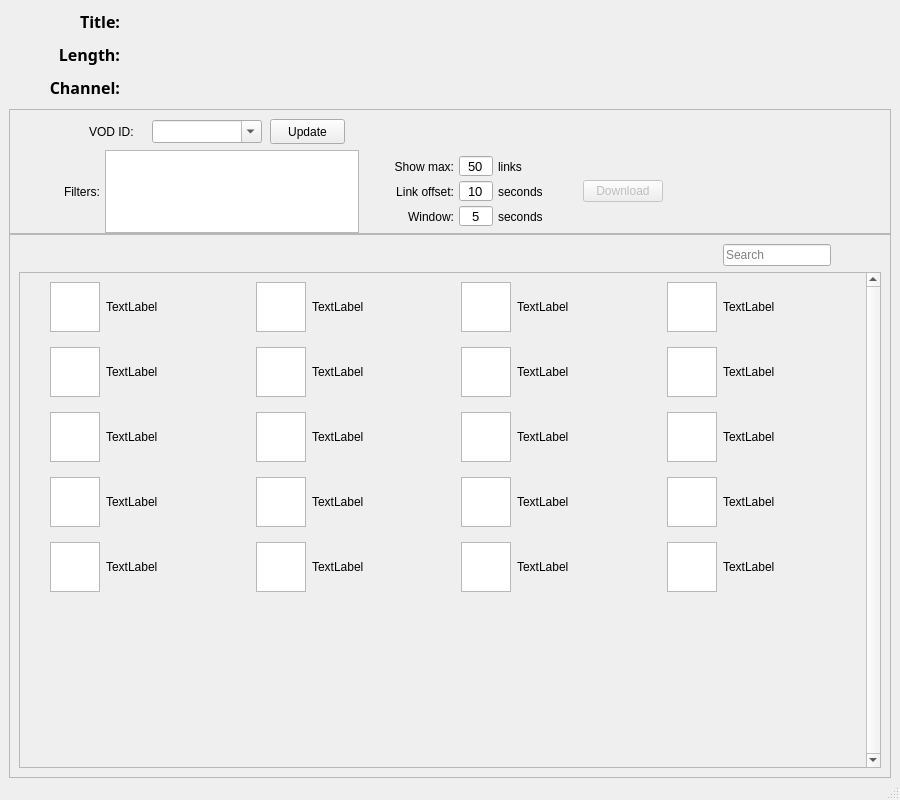
benmurphy7/twitch-crops, file app/resources/BasicForm.ui: the form before one commit.
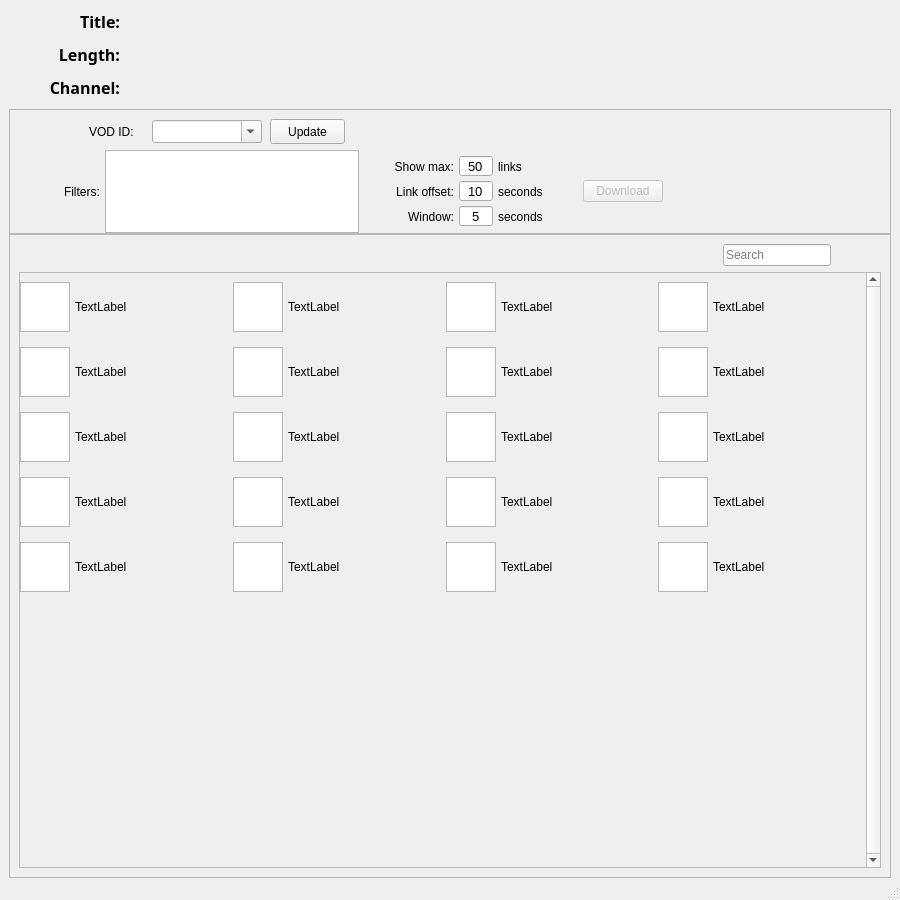
The form after the commit.

Commit message: Improved emote layout

What changed in the file:
```diff
--- a/app/resources/BasicForm.ui
+++ b/app/resources/BasicForm.ui
@@ -10,7 +10,7 @@
     <x>0</x>
     <y>0</y>
     <width>900</width>
-    <height>800</height>
+    <height>900</height>
    </rect>
   </property>
   <property name="sizePolicy">
@@ -21,8 +21,8 @@
   </property>
   <property name="minimumSize">
    <size>
-    <width>900</width>
-    <height>800</height>
+    <width>680</width>
+    <height>680</height>
    </size>
   </property>
   <property name="windowTitle">
@@ -972,7 +972,7 @@
             <x>0</x>
             <y>0</y>
             <width>843</width>
-            <height>481</height>
+            <height>581</height>
            </rect>
           </property>
           <property name="sizePolicy">
@@ -995,13 +995,13 @@
             <enum>QLayout::SetDefaultConstraint</enum>
            </property>
            <property name="leftMargin">
-            <number>30</number>
+            <number>0</number>
            </property>
            <property name="rightMargin">
             <number>0</number>
            </property>
            <property name="horizontalSpacing">
-            <number>6</number>
+            <number>5</number>
            </property>
            <property name="verticalSpacing">
             <number>15</number>
```
Left out of the diff: 5 changed lines with no effect on the pictures. The commit also changes 2 other files.
